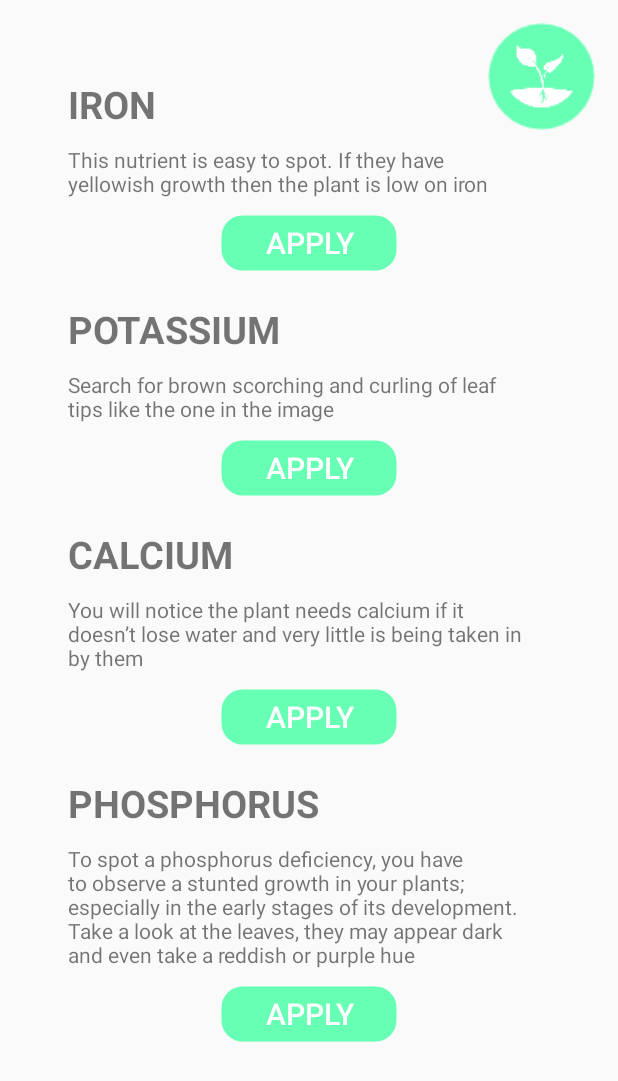
After one commit to MarioRefoyo/Aquaponics-app, an Android app: the NutrientsActivity screen opened directly, with no data from a screen before it, on a phone screen of 412 x 824 dp. The commit adds this screen. Shown: the top 1081 px of the screen. Run offline under Robolectric (Android 15) with nearby library versions, the phone set to English and light mode, and no system bars.

Commit message:
nutrientsActivity pero sin commands

```diff
--- /dev/null
+++ b/app/src/main/java/dte/masteriot/asp/aquaponics/NutrientsActivity.java
@@ -0,0 +1,77 @@
+package dte.masteriot.asp.aquaponics;
+
+import androidx.appcompat.app.AppCompatActivity;
+
+import android.app.Activity;
+import android.content.Intent;
+import android.os.Bundle;
+import android.view.View;
+import android.widget.Button;
+import android.widget.TextView;
+
+public class NutrientsActivity extends AppCompatActivity implements View.OnClickListener{
+
+    Button bcmd1;
+    Button bcmd2;
+    Button bcmd3;
+    Button bcmd4;
+
+    TextView ironDesc;
+    TextView potassiumDesc;
+    TextView calciumDesc;
+    TextView phosporusDesc;
+
+    String resultString;
+
+
+    @Override
+    protected void onCreate(Bundle savedInstanceState) {
+        super.onCreate(savedInstanceState);
+        setContentView(R.layout.activity_nutrients);
+
+        getSupportActionBar().hide();
+
+        ironDesc = (TextView) findViewById(R.id.ironDesc);
+        ironDesc.setText("This nutrient is easy to spot. If they have yellowish growth then the plant is low on iron");
+        potassiumDesc = (TextView) findViewById(R.id.potassiumDesc);
+        potassiumDesc.setText("Search for brown scorching and curling of leaf tips like the one in the image");
+        calciumDesc = (TextView) findViewById(R.id.calciumDesc);
+        calciumDesc.setText("You will notice the plant needs calcium if it doesn’t lose water and very little is being taken in by them");
+        phosporusDesc = (TextView) findViewById(R.id.phosphorusDesc);
+        phosporusDesc.setText("To spot a phosphorus deficiency, you have to observe a stunted growth in your plants; especially in the early stages of its development. Take a look at the leaves, they may appear dark and even take a reddish or purple hue");
+
+
+
+
+        bcmd1 = (Button) findViewById(R.id.command1);
+        bcmd1.setOnClickListener(this);
+        bcmd2 = (Button) findViewById(R.id.command2);
+        bcmd2.setOnClickListener(this);
+        bcmd3 = (Button) findViewById(R.id.command3);
+        bcmd3.setOnClickListener(this);
+        bcmd4 = (Button) findViewById(R.id.command4);
+        bcmd4.setOnClickListener(this);
+    }
+
+    @Override
+    public void onClick(View v) {
+        Intent intent = new Intent();
+        switch (v.getId()){
+            case R.id.command1:
+                resultString = "iron";
+                break;
+            case R.id.command2:
+                resultString = "potassium";
+                break;
+            case R.id.command3:
+                resultString = "calcium";
+                break;
+            case R.id.command4:
+                resultString = "phosphorus";
+                break;
+        }
+        intent.putExtra("result", resultString);
+        setResult(Activity.RESULT_OK, intent);
+        finish();
+    }
+}
--- a/app/src/main/java/dte/masteriot/asp/aquaponics/PlantActivity.java
+++ b/app/src/main/java/dte/masteriot/asp/aquaponics/PlantActivity.java
@@ -51,8 +51,10 @@ public class PlantActivity extends AppCompatActivity implements View.OnClickList
     NotificationArrayAdapter notificationArrayAdapterR;
     ViewDialog viewDialog;
 
+
     MqttAndroidClient mqttAndroidClient;
     boolean connected = false;
+    boolean subbed = false;
 
 
     final String serverUri = "tcp://srv-iot.diatel.upm.es:1883";
@@ -61,6 +63,7 @@ public class PlantActivity extends AppCompatActivity implements View.OnClickList
     final String subscriptionTopic = "v1/devices/me/rpc/request/+";
 
     private int pos = -1;
+    static final int PICK_BUTTON = 1;  // The request code
 
     @Override
     protected void onCreate(Bundle savedInstanceState) {
@@ -111,7 +114,10 @@ public class PlantActivity extends AppCompatActivity implements View.OnClickList
             }
         });
 
+        mqttConnection();
+    }
 
+    private void mqttConnection(){
         clientId = clientId + System.currentTimeMillis();
 
         mqttAndroidClient = new MqttAndroidClient(getApplicationContext(), serverUri, clientId);
@@ -135,6 +141,7 @@ public class PlantActivity extends AppCompatActivity implements View.OnClickList
                 addToHistory("The Connection was lost.");
                 imgStatus.setImageResource(R.drawable.plant_offline);
                 connected = false;
+                subbed = false;
             }
 
             @Override
@@ -182,11 +189,13 @@ public class PlantActivity extends AppCompatActivity implements View.OnClickList
                     disconnectedBufferOptions.setDeleteOldestMessages(false);
                     mqttAndroidClient.setBufferOpts(disconnectedBufferOptions);
                     subscribeToTopic();
+                    connected = true;
                 }
 
                 @Override
                 public void onFailure(IMqttToken asyncActionToken, Throwable exception) {
                     addToHistory("Failed to connect to: " + serverUri);
+                    connected = false;
                 }
             });
 
@@ -194,8 +203,6 @@ public class PlantActivity extends AppCompatActivity implements View.OnClickList
         } catch (MqttException ex){
             ex.printStackTrace();
         }
-
-
     }
 
     private void addToHistory(String mainText){
@@ -210,11 +217,13 @@ public class PlantActivity extends AppCompatActivity implements View.OnClickList
                 @Override
                 public void onSuccess(IMqttToken asyncActionToken) {
                     addToHistory("Subscribed!");
+                    subbed = true;
                 }
 
                 @Override
                 public void onFailure(IMqttToken asyncActionToken, Throwable exception) {
                     addToHistory("Failed to subscribe");
+                    subbed = false;
                 }
             });
 
@@ -226,7 +235,6 @@ public class PlantActivity extends AppCompatActivity implements View.OnClickList
 
 
     public void publishMessage(String command){
-
         try {
             MqttMessage message = new MqttMessage();
             Gson gson = new Gson();
@@ -242,7 +250,7 @@ public class PlantActivity extends AppCompatActivity implements View.OnClickList
             if(!mqttAndroidClient.isConnected()){
                 addToHistory(mqttAndroidClient.getBufferedMessageCount() + " messages in buffer.");
             }
-        } catch (MqttException e) {
+        } catch (Exception e) {
             System.err.println("Error Publishing: " + e.getMessage());
             e.printStackTrace();
         }
@@ -251,50 +259,10 @@ public class PlantActivity extends AppCompatActivity implements View.OnClickList
     public void onClick(View v) {
         Intent i;
         if (connected) {
-            switch (v.getId()) {
+            Intent intent = new Intent(PlantActivity.this, NutrientsActivity.class);
+            startActivityForResult(intent, PICK_BUTTON);
+        }
 
-                case R.id.command1:
-
-                    final SweetAlertDialog dialog2 = new SweetAlertDialog(this, SweetAlertDialog.SUCCESS_TYPE);
-                    dialog2.setTitleText("Done!");
-                    dialog2.setContentText("Nutrients applied");
-                    dialog2.show();
-
-                    final SweetAlertDialog dialog = new SweetAlertDialog(this, SweetAlertDialog.PROGRESS_TYPE);
-                    dialog.setTitleText("Applying nutrients ...");
-                    dialog.setCustomImage(R.drawable.cargando);
-                    dialog.setCancelable(true);
-                    dialog.show();
-
-                    String commandON = "{ \"nutrientsAct\": 1}";
-                    publishMessage(commandON);
-
-                    new Timer().schedule(
-                            new TimerTask(){
-                                @Override
-                                public void run(){
-                                    String commandON = "{ \"nutrientsAct\": 0}";
-                                    publishMessage(commandON);
-                                    dialog.dismiss();
-
-                                }
-                            }, 4000);
-
-                    break;
-
-
-
-                case R.id.command2:
-                    String commandOFF = "{ \"nutrientsAct\": 0}";
-                    publishMessage(commandOFF);
-                    new SweetAlertDialog(this, SweetAlertDialog.SUCCESS_TYPE)
-                            .setTitleText("Done!")
-                            .setContentText("Command was sent!")
-                            .show();
-                    break;
-
-            }
-        }
         else {
             new SweetAlertDialog(this, SweetAlertDialog.ERROR_TYPE)
                     .setTitleText("Oops...")
@@ -304,15 +272,59 @@ public class PlantActivity extends AppCompatActivity implements View.OnClickList
     }
 
 
+    protected void onActivityResult(int requestCode, int resultCode, Intent data) {
+        // Check which request we're responding to
+        super.onActivityResult(requestCode, resultCode, data);
+        mqttConnection();
+        if (requestCode == PICK_BUTTON) {
+            if (resultCode == RESULT_OK) {
+                final SweetAlertDialog dialog2 = new SweetAlertDialog(this, SweetAlertDialog.SUCCESS_TYPE);
+                dialog2.setTitleText("Done!");
+                dialog2.setContentText(data.getStringExtra("result") + " applied");
+                dialog2.show();
+
+                final SweetAlertDialog dialog = new SweetAlertDialog(this, SweetAlertDialog.PROGRESS_TYPE);
+                dialog.setTitleText("Applying nutrients ...");
+                dialog.setCustomImage(R.drawable.cargando);
+                dialog.setCancelable(true);
+                dialog.show();
+
+
+                try {
+                    while(mqttAndroidClient == null){}
+                    Thread.sleep(2000);
+                } catch (InterruptedException e){}
+
+                String commandON = "{ \"nutrientsAct\": 1}";
+                publishMessage(commandON);
+
+                new Timer().schedule(
+                        new TimerTask() {
+                            @Override
+                            public void run() {
+                                String commandON = "{ \"nutrientsAct\": 0}";
+                                publishMessage(commandON);
+                                dialog.dismiss();
+
+                            }
+                        }, 4000);
+            }
+        }
+    }
+
     @Override
     protected void onStop() {
         super.onStop();
         try {
+            mqttAndroidClient.unregisterResources();
+            mqttAndroidClient.close();
             IMqttToken disconToken = mqttAndroidClient.disconnect();
+            mqttAndroidClient.setCallback(null);
             disconToken.setActionCallback(new IMqttActionListener() {
                 @Override
                 public void onSuccess(IMqttToken asyncActionToken) {
                     // we are now successfully disconnected
+                    addToHistory("Succesfully disconnected");
                 }
 
                 @Override
@@ -321,18 +333,24 @@ public class PlantActivity extends AppCompatActivity implements View.OnClickList
                     // something went wrong, but probably we are disconnected anyway
                 }
             });
-        } catch (MqttException e) {
+            mqttAndroidClient = null;
+            Thread.sleep(200);
+
+        } catch (MqttException | InterruptedException e) {
             e.printStackTrace();
         }
     }
 
-    /*public class NOTIFICATION{
-        String method;
-        PARAMS params;
+
+
+    @Override
+    public void onRestoreInstanceState(Bundle savedInstanceState) {
+        super.onRestoreInstanceState(savedInstanceState);
+
     }
-    class PARAMS{
-        String type;
-        String text;
-        String originator;
-    }*/
+
+    @Override
+    protected void onResume() {
+        super.onResume();
+    }
 }
--- /dev/null
+++ b/app/src/main/res/layout/activity_nutrients.xml
@@ -0,0 +1,178 @@
+<?xml version="1.0" encoding="utf-8"?>
+<androidx.constraintlayout.widget.ConstraintLayout xmlns:android="http://schemas.android.com/apk/res/android"
+    xmlns:app="http://schemas.android.com/apk/res-auto"
+    xmlns:tools="http://schemas.android.com/tools"
+    android:layout_width="match_parent"
+    android:layout_height="match_parent"
+    tools:context=".NutrientsActivity">
+
+    <TextView
+    android:id="@+id/iron"
+    android:layout_width="wrap_content"
+    android:layout_height="wrap_content"
+    android:layout_marginStart="45dp"
+    android:text="IRON"
+    android:textSize="25dp"
+    android:textStyle="bold"
+    app:layout_constraintBottom_toBottomOf="@+id/imgStatus"
+    app:layout_constraintStart_toStartOf="parent" />
+
+    <TextView
+        android:id="@+id/ironDesc"
+        android:layout_width="310dp"
+        android:layout_height="wrap_content"
+        android:layout_marginStart="45dp"
+        android:layout_marginTop="10dp"
+        android:text="Hello"
+        android:textSize="14dp"
+        app:layout_constraintTop_toBottomOf="@+id/iron"
+        app:layout_constraintStart_toStartOf="parent" />
+
+    <Button
+        android:id="@+id/command1"
+
+        android:layout_width="120dp"
+        android:layout_height="40dp"
+        android:layout_marginTop="10dp"
+        android:layout_marginBottom="50dp"
+
+        android:background="@drawable/buttonshape"
+        android:text="Apply"
+        android:textColor="#FFFFFF"
+        android:textSize="20sp"
+        app:layout_constraintEnd_toEndOf="parent"
+        app:layout_constraintStart_toStartOf="parent"
+        app:layout_constraintTop_toBottomOf="@+id/ironDesc" />
+
+    <TextView
+        android:id="@+id/potassium"
+        android:layout_width="wrap_content"
+        android:layout_height="wrap_content"
+        android:layout_marginStart="45dp"
+        android:layout_marginTop="20dp"
+        android:text="POTASSIUM"
+        android:textSize="25dp"
+        android:textStyle="bold"
+        app:layout_constraintTop_toBottomOf="@+id/command1"
+        app:layout_constraintStart_toStartOf="parent" />
+
+    <TextView
+        android:id="@+id/potassiumDesc"
+        android:layout_width="310dp"
+        android:layout_height="wrap_content"
+        android:layout_marginStart="45dp"
+        android:layout_marginTop="10dp"
+        android:text="Hello"
+        android:textSize="14dp"
+        app:layout_constraintTop_toBottomOf="@+id/potassium"
+        app:layout_constraintStart_toStartOf="parent" />
+
+    <Button
+        android:id="@+id/command2"
+
+        android:layout_width="120dp"
+        android:layout_height="40dp"
+        android:layout_marginTop="10dp"
+        android:layout_marginBottom="50dp"
+
+        android:background="@drawable/buttonshape"
+        android:text="Apply"
+        android:textColor="#FFFFFF"
+        android:textSize="20sp"
+        app:layout_constraintEnd_toEndOf="parent"
+        app:layout_constraintStart_toStartOf="parent"
+        app:layout_constraintTop_toBottomOf="@+id/potassiumDesc" />
+
+    <TextView
+        android:id="@+id/calcium"
+        android:layout_width="wrap_content"
+        android:layout_height="wrap_content"
+        android:layout_marginStart="45dp"
+        android:layout_marginTop="20dp"
+        android:text="CALCIUM"
+        android:textSize="25dp"
+        android:textStyle="bold"
+        app:layout_constraintTop_toBottomOf="@+id/command2"
+        app:layout_constraintStart_toStartOf="parent" />
+
+    <TextView
+        android:id="@+id/calciumDesc"
+        android:layout_width="310dp"
+        android:layout_height="wrap_content"
+        android:layout_marginStart="45dp"
+        android:layout_marginTop="10dp"
+        android:text="Hello"
+        android:textSize="14dp"
+        app:layout_constraintTop_toBottomOf="@+id/calcium"
+        app:layout_constraintStart_toStartOf="parent" />
+
+    <Button
+        android:id="@+id/command3"
+
+        android:layout_width="120dp"
+        android:layout_height="40dp"
+        android:layout_marginTop="10dp"
+        android:layout_marginBottom="50dp"
+
+        android:background="@drawable/buttonshape"
+        android:text="Apply"
+        android:textColor="#FFFFFF"
+        android:textSize="20sp"
+        app:layout_constraintEnd_toEndOf="parent"
+        app:layout_constraintStart_toStartOf="parent"
+        app:layout_constraintTop_toBottomOf="@+id/calciumDesc" />
+
+    <TextView
+        android:id="@+id/phosphorus"
+        android:layout_width="wrap_content"
+        android:layout_height="wrap_content"
+        android:layout_marginStart="45dp"
+        android:layout_marginTop="20dp"
+        android:text="PHOSPHORUS"
+        android:textSize="25dp"
+        android:textStyle="bold"
+        app:layout_constraintTop_toBottomOf="@+id/command3"
+        app:layout_constraintStart_toStartOf="parent" />
+
+
+
+    <TextView
+        android:id="@+id/phosphorusDesc"
+        android:layout_width="310dp"
+        android:layout_height="wrap_content"
+        android:layout_marginStart="45dp"
+        android:layout_marginTop="10dp"
+        android:text="Hello"
+        android:textSize="14dp"
+        app:layout_constraintTop_toBottomOf="@+id/phosphorus"
+        app:layout_constraintStart_toStartOf="parent" />
+
+    <Button
+        android:id="@+id/command4"
+
+        android:layout_width="120dp"
+        android:layout_height="40dp"
+        android:layout_marginTop="10dp"
+        android:layout_marginBottom="50dp"
+
+        android:background="@drawable/buttonshape"
+        android:text="Apply"
+        android:textColor="#FFFFFF"
+        android:textSize="20sp"
+        app:layout_constraintEnd_toEndOf="parent"
+        app:layout_constraintStart_toStartOf="parent"
+        app:layout_constraintTop_toBottomOf="@+id/phosphorusDesc" />
+
+
+    <ImageView
+        android:id="@+id/imgStatus"
+        android:layout_width="wrap_content"
+        android:layout_height="wrap_content"
+        android:layout_marginTop="15dp"
+        android:layout_marginEnd="15dp"
+        app:layout_constraintEnd_toEndOf="parent"
+        app:layout_constraintTop_toTopOf="parent"
+        app:srcCompat="@drawable/plant_online" />
+
+
+</androidx.constraintlayout.widget.ConstraintLayout>
```
Also changed, not shown: app/src/main/AndroidManifest.xml (+7 -11 lines).
